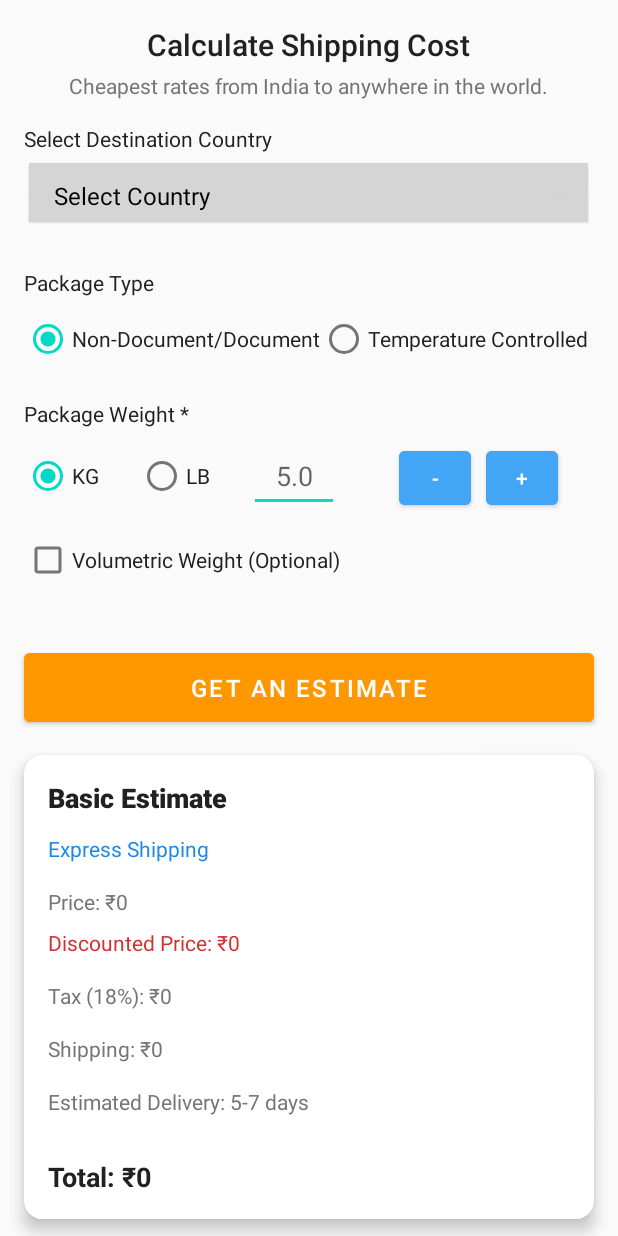
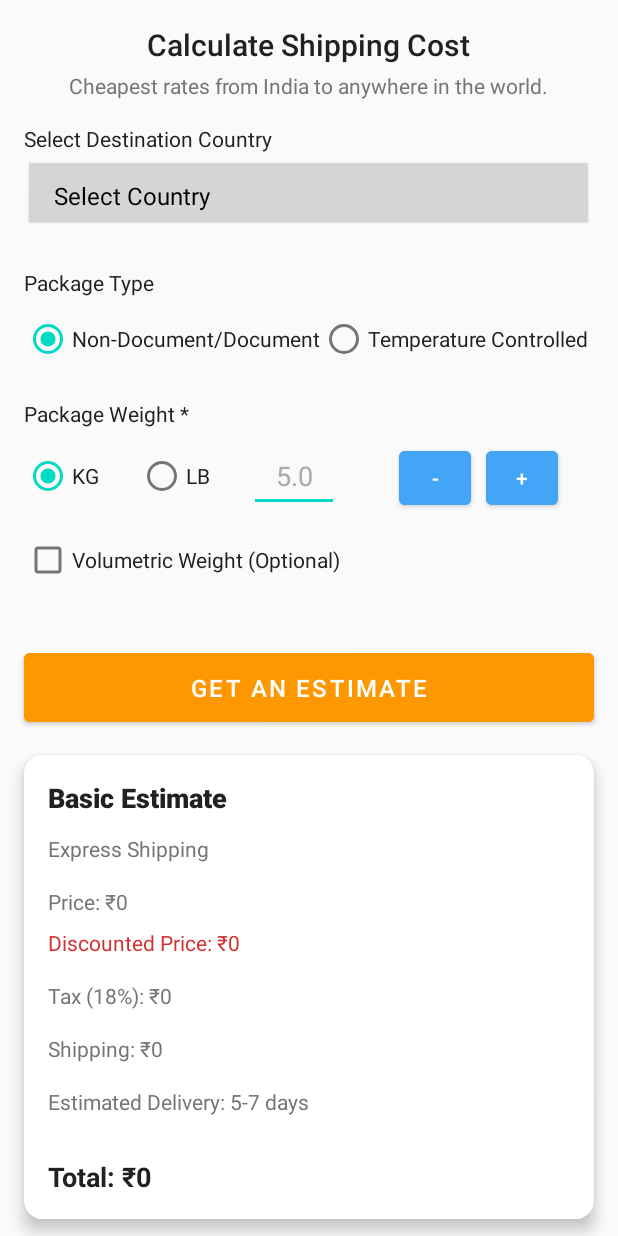
Before and after one commit to Mili10102004/Namaste, an Android app: the ShippingPageActivity screen opened directly, with no data from a screen before it, on a phone screen of 412 x 824 dp. Run offline under Robolectric (Android 15) with nearby library versions, the light colour scheme and no system bars; Roboto replaces fonts that are not available here.

Commit message:
minor changes

```diff
--- a/app/src/main/res/layout/activity_shipping_page.xml
+++ b/app/src/main/res/layout/activity_shipping_page.xml
@@ -1,10 +1,15 @@
 <?xml version="1.0" encoding="utf-8"?>
-<androidx.constraintlayout.widget.ConstraintLayout xmlns:android="http://schemas.android.com/apk/res/android"
+<androidx.core.widget.NestedScrollView xmlns:android="http://schemas.android.com/apk/res/android"
     xmlns:app="http://schemas.android.com/apk/res-auto"
     android:layout_width="match_parent"
     android:layout_height="match_parent"
-    xmlns:tools="http://schemas.android.com/tools"
-    android:background="#FAFAFA">
+    android:background="#FAFAFA"
+    android:fillViewport="true">
+
+    <androidx.constraintlayout.widget.ConstraintLayout
+        android:layout_width="match_parent"
+        android:layout_height="wrap_content"
+        xmlns:tools="http://schemas.android.com/tools">
 
         <!-- Header Section with Title & Subtitle -->
         <LinearLayout
@@ -161,9 +166,10 @@
                     android:inputType="numberDecimal"
                     android:hint="5.0"
                     android:gravity="center"
+                    android:textColor="@android:color/black"
+                     android:textColorHint="#a9a9a9"
                     android:layout_marginStart="26dp"
                     android:layout_marginEnd="0dp"/>
-
 
                 <Button
                     android:id="@+id/minusButton"
@@ -182,7 +188,6 @@
                     android:layout_marginStart="10dp"
                     android:backgroundTint="#42A5F5"
                     android:textColor="@android:color/white"/>
-
             </LinearLayout>
 
             <CheckBox
@@ -251,10 +256,9 @@
                     android:layout_height="wrap_content"
                     android:text="Express Shipping"
                     android:textSize="14sp"
-            android:textColor="#1E88E5"
+                    android:textColor="#757575"
                     android:layout_marginBottom="8dp"/>
 
-        <!-- Price Breakdown Section -->
                      <TextView
             android:id="@+id/originalPrice"
             android:layout_width="wrap_content"
@@ -275,7 +279,6 @@
             android:layout_marginTop="4dp"
             android:layout_marginBottom="8dp" />
 
-        <!-- Tax Section -->
                <TextView
             android:id="@+id/taxCharge"
             android:layout_width="wrap_content"
@@ -285,8 +288,6 @@
             android:textColor="#757575"
             android:layout_marginTop="8dp"
             android:layout_marginBottom="8dp" />
-
-        <!-- Shipping Charge Section -->
                 <TextView
             android:id="@+id/shippingCharge"
             android:layout_width="wrap_content"
@@ -296,8 +297,6 @@
             android:textColor="#757575"
             android:layout_marginTop="8dp"
             android:layout_marginBottom="8dp" />
-
-        <!-- Estimated Delivery Time -->
             <TextView
             android:id="@+id/estimatedDeliveryTime"
             android:layout_width="wrap_content"
@@ -308,7 +307,6 @@
             android:layout_marginTop="8dp"
             android:layout_marginBottom="12dp" />
 
-        <!-- Final Total Section -->
                     <TextView
             android:id="@+id/finalPrice"
             android:layout_width="wrap_content"
@@ -322,5 +320,5 @@
             </LinearLayout>
         </androidx.cardview.widget.CardView>
 
-
     </androidx.constraintlayout.widget.ConstraintLayout>
+</androidx.core.widget.NestedScrollView>
```
Lines whose indentation alone changed are shown as unchanged.
